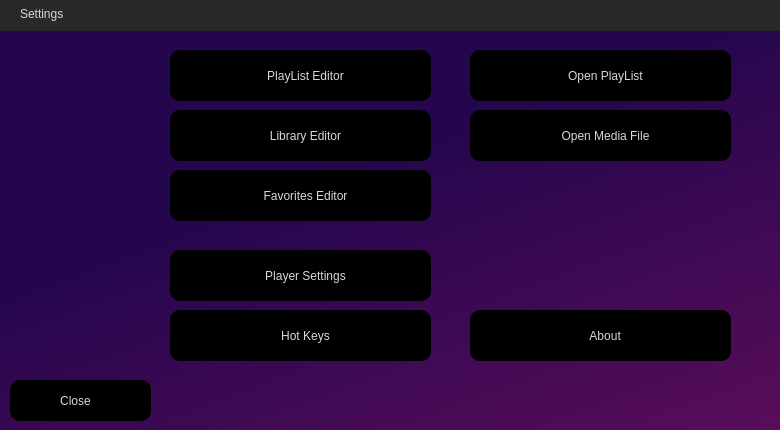
Above: assets/Settings.ui from ifreddyrod/SpyderPlayer before the change. Below: the same form after it.
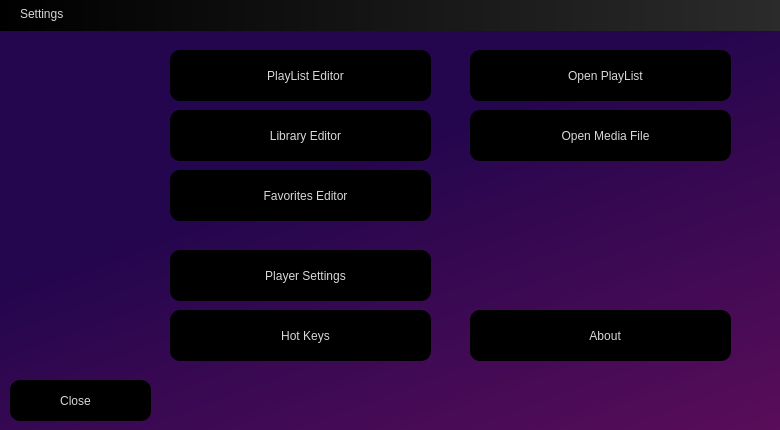
That is the form after the change. Icons and pictures are not drawn.

Commit message: - Fixed a bug with a stream with an invalid source not resetting correctly and retrying. - Modified the title bar of setting screens to use black to gray gradient.

```diff
--- a/assets/Settings.ui
+++ b/assets/Settings.ui
@@ -77,7 +77,9 @@
     </rect>
    </property>
    <property name="styleSheet">
-    <string notr="true">background-color: rgb(40, 40, 40);</string>
+    <string notr="true">/*background-color: rgb(40, 40, 40);*/
+
+background-color: qlineargradient(spread:pad, x1:0, y1:0, x2:1, y2:0, stop:0 rgba(0, 0, 0, 255), stop:1 rgba(43, 43, 43, 255));</string>
    </property>
    <widget class="QLabel" name="Titlebar_label">
     <property name="geometry">
@@ -88,6 +90,9 @@
       <height>21</height>
      </rect>
     </property>
+    <property name="styleSheet">
+     <string notr="true">background-color: transparent;</string>
+    </property>
     <property name="text">
      <string>Settings</string>
     </property>
```
The commit also changes 8 other files.
